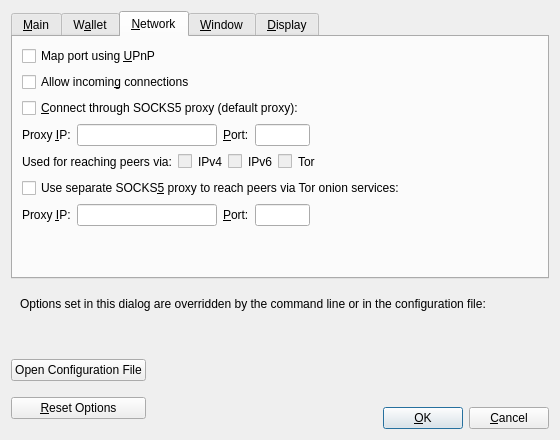
Old version of the form src/qt/forms/optionsdialog.ui in the repository Bitcoin-ABC/bitcoin-abc.
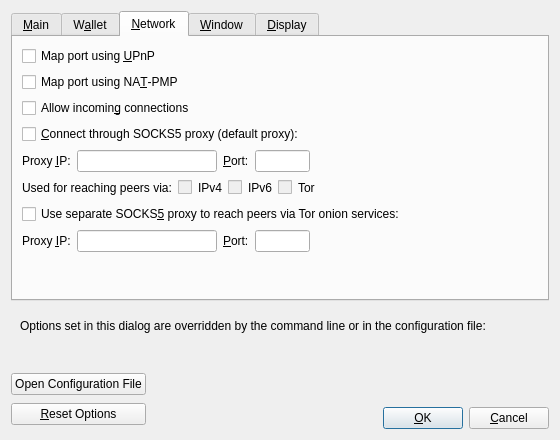
New version of the form. The open tabs and pages were chosen to show the change. Custom widgets are drawn as their Qt base class.

Commit message: gui: Add NAT-PMP network option

Diff of the .ui file:
```diff
--- a/src/qt/forms/optionsdialog.ui
+++ b/src/qt/forms/optionsdialog.ui
@@ -259,6 +259,16 @@
          </property>
         </widget>
        </item>
+       <item>
+        <widget class="QCheckBox" name="mapPortNatpmp">
+         <property name="toolTip">
+          <string>Automatically open the Bitcoin ABC client port on the router. This only works when your router supports NAT-PMP and it is enabled. The external port could be random.</string>
+         </property>
+         <property name="text">
+          <string>Map port using NA&amp;T-PMP</string>
+         </property>
+        </widget>
+       </item>
        <item>
         <widget class="QCheckBox" name="allowIncoming">
          <property name="toolTip">
```
The commit also changes 3 other files.
